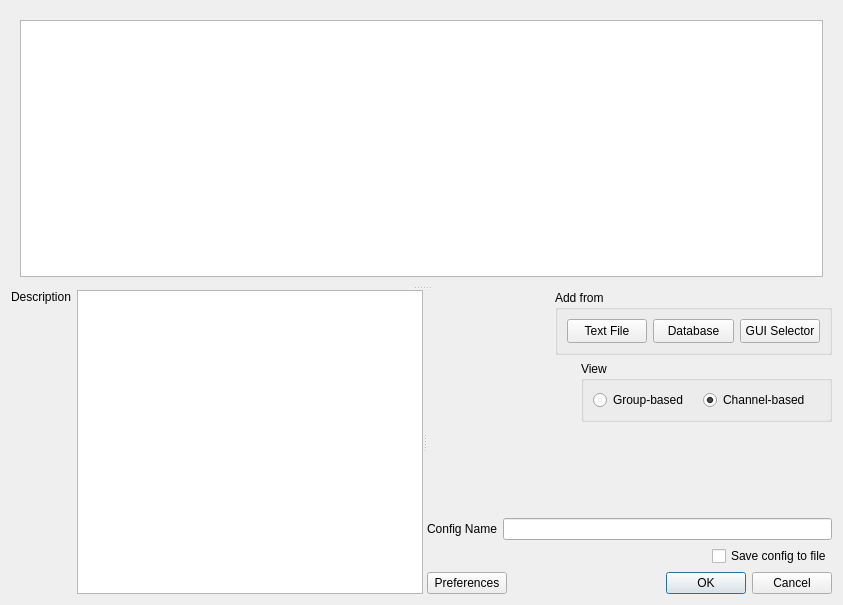
Old version of the form gui/TunerUtils/ui_tunerConfigSetupDialog.ui in the repository NSLS-II/aphla.
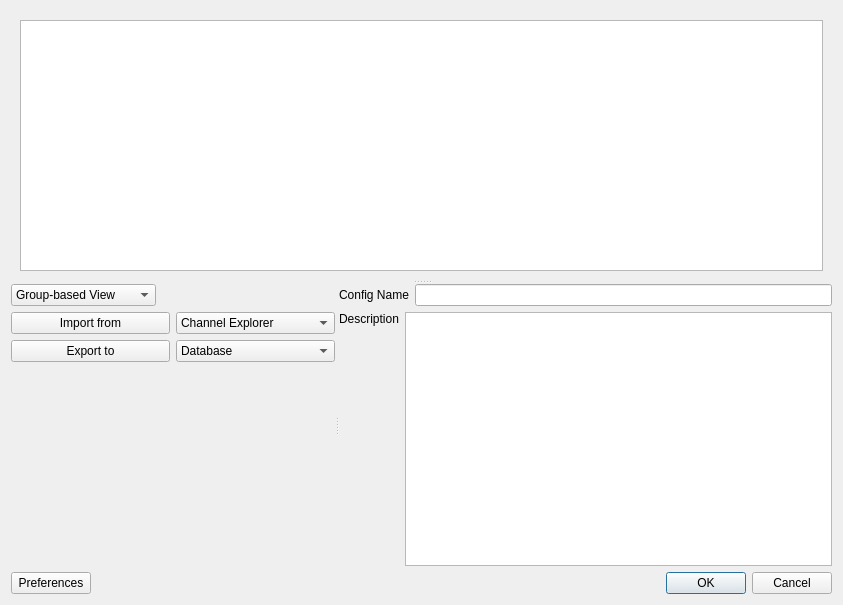
New version of the form.

Commit message: tuner config setup export feature complete

What changed in the file:
```diff
--- a/gui/TunerUtils/ui_tunerConfigSetupDialog.ui
+++ b/gui/TunerUtils/ui_tunerConfigSetupDialog.ui
@@ -13,7 +13,7 @@
   <property name="windowTitle">
    <string>Setup Dialog for Tuner Configuration</string>
   </property>
-  <layout class="QGridLayout" name="gridLayout_5">
+  <layout class="QGridLayout" name="gridLayout_3">
    <item row="0" column="0">
     <widget class="QSplitter" name="splitter_top_bottom">
      <property name="orientation">
@@ -43,25 +43,32 @@
        <enum>Qt::Horizontal</enum>
       </property>
       <widget class="QWidget" name="layoutWidget">
-       <layout class="QHBoxLayout" name="horizontalLayout_5">
+       <layout class="QVBoxLayout" name="verticalLayout_5">
         <item>
-         <layout class="QVBoxLayout" name="verticalLayout">
+         <layout class="QHBoxLayout" name="horizontalLayout_5">
           <item>
-           <widget class="QLabel" name="label_2">
-            <property name="text">
-             <string>Description</string>
-            </property>
+           <widget class="QComboBox" name="comboBox_view">
+            <item>
+             <property name="text">
+              <string>Group-based View</string>
+             </property>
+            </item>
+            <item>
+             <property name="text">
+              <string>Channel-based View</string>
+             </property>
+            </item>
            </widget>
           </item>
           <item>
-           <spacer name="verticalSpacer">
+           <spacer name="horizontalSpacer_2">
             <property name="orientation">
-             <enum>Qt::Vertical</enum>
+             <enum>Qt::Horizontal</enum>
             </property>
             <property name="sizeHint" stdset="0">
              <size>
-              <width>20</width>
-              <height>40</height>
+              <width>40</width>
+              <height>20</height>
              </size>
             </property>
            </spacer>
@@ -69,141 +76,69 @@
          </layout>
         </item>
         <item>
-         <widget class="QTextEdit" name="textEdit"/>
-        </item>
-       </layout>
-      </widget>
-      <widget class="QWidget" name="">
-       <layout class="QVBoxLayout" name="verticalLayout_2">
-        <item>
-         <layout class="QHBoxLayout" name="horizontalLayout">
+         <layout class="QHBoxLayout" name="horizontalLayout_4">
           <item>
-           <spacer name="horizontalSpacer_3">
-            <property name="orientation">
-             <enum>Qt::Horizontal</enum>
-            </property>
-            <property name="sizeHint" stdset="0">
-             <size>
-              <width>40</width>
-              <height>20</height>
-             </size>
-            </property>
-           </spacer>
+           <layout class="QVBoxLayout" name="verticalLayout_4">
+            <item>
+             <widget class="QPushButton" name="pushButton_import">
+              <property name="text">
+               <string>Import from</string>
+              </property>
+             </widget>
+            </item>
+            <item>
+             <widget class="QPushButton" name="pushButton_export">
+              <property name="text">
+               <string>Export to</string>
+              </property>
+             </widget>
+            </item>
+           </layout>
           </item>
           <item>
-           <widget class="QGroupBox" name="groupBox_2">
-            <property name="minimumSize">
-             <size>
-              <width>277</width>
-              <height>61</height>
-             </size>
-            </property>
-            <property name="title">
-             <string>Add from</string>
-            </property>
-            <layout class="QGridLayout" name="gridLayout_4">
-             <item row="0" column="0">
-              <widget class="QPushButton" name="pushButton_add_from_text_file">
-               <property name="minimumSize">
-                <size>
-                 <width>0</width>
-                 <height>24</height>
-                </size>
-               </property>
+           <layout class="QVBoxLayout" name="verticalLayout_3">
+            <item>
+             <widget class="QComboBox" name="comboBox_import">
+              <item>
                <property name="text">
-                <string>Text File</string>
+                <string>Channel Explorer</string>
                </property>
-              </widget>
-             </item>
-             <item row="0" column="1">
-              <widget class="QPushButton" name="pushButton_add_from_database">
-               <property name="minimumSize">
-                <size>
-                 <width>0</width>
-                 <height>24</height>
-                </size>
-               </property>
+              </item>
+              <item>
                <property name="text">
                 <string>Database</string>
                </property>
-              </widget>
-             </item>
-             <item row="0" column="2">
-              <widget class="QPushButton" name="pushButton_add_from_GUI_selector">
-               <property name="minimumSize">
-                <size>
-                 <width>0</width>
-                 <height>24</height>
-                </size>
+              </item>
+              <item>
+               <property name="text">
+                <string>Text File</string>
                </property>
                <property name="text">
-                <string>GUI Selector</string>
+                <string>HDF5 File</string>
                </property>
-              </widget>
-             </item>
-            </layout>
-           </widget>
-          </item>
-         </layout>
-        </item>
-        <item>
-         <layout class="QHBoxLayout" name="horizontalLayout_6">
-          <item>
-           <spacer name="horizontalSpacer_4">
-            <property name="orientation">
-             <enum>Qt::Horizontal</enum>
-            </property>
-            <property name="sizeHint" stdset="0">
-             <size>
-              <width>40</width>
-              <height>20</height>
-             </size>
-            </property>
-           </spacer>
-          </item>
-          <item>
-           <widget class="QGroupBox" name="groupBox">
-            <property name="minimumSize">
-             <size>
-              <width>249</width>
-              <height>57</height>
-             </size>
-            </property>
-            <property name="title">
-             <string>View</string>
-            </property>
-            <layout class="QGridLayout" name="gridLayout_3">
-             <item row="0" column="0">
-              <widget class="QRadioButton" name="radioButton_group_based">
-               <property name="minimumSize">
-                <size>
-                 <width>104</width>
-                 <height>20</height>
-                </size>
+              </item>
+             </widget>
+            </item>
+            <item>
+             <widget class="QComboBox" name="comboBox_export">
+              <item>
+               <property name="text">
+                <string>Database</string>
                </property>
+              </item>
+              <item>
                <property name="text">
-                <string>Group-based</string>
+                <string>Text File</string>
                </property>
-              </widget>
-             </item>
-             <item row="0" column="1">
-              <widget class="QRadioButton" name="radioButton_channel_based">
-               <property name="minimumSize">
-                <size>
-                 <width>117</width>
-                 <height>20</height>
-                </size>
-               </property>
+              </item>
+              <item>
                <property name="text">
-                <string>Channel-based</string>
+                <string>HDF5 File</string>
                </property>
-               <property name="checked">
-                <bool>true</bool>
-               </property>
-              </widget>
-             </item>
-            </layout>
-           </widget>
+              </item>
+             </widget>
+            </item>
+           </layout>
           </item>
          </layout>
         </item>
@@ -220,8 +155,12 @@
           </property>
          </spacer>
         </item>
+       </layout>
+      </widget>
+      <widget class="QWidget" name="layoutWidget">
+       <layout class="QVBoxLayout" name="verticalLayout_2">
         <item>
-         <layout class="QHBoxLayout" name="horizontalLayout_3">
+         <layout class="QHBoxLayout" name="horizontalLayout">
           <item>
            <widget class="QLabel" name="label">
             <property name="text">
@@ -235,60 +174,33 @@
          </layout>
         </item>
         <item>
-         <layout class="QHBoxLayout" name="horizontalLayout_4">
+         <layout class="QHBoxLayout" name="horizontalLayout_3">
           <item>
-           <spacer name="horizontalSpacer_2">
-            <property name="orientation">
-             <enum>Qt::Horizontal</enum>
-            </property>
-            <property name="sizeHint" stdset="0">
-             <size>
-              <width>40</width>
-              <height>20</height>
-             </size>
-            </property>
-           </spacer>
+           <layout class="QVBoxLayout" name="verticalLayout">
+            <item>
+             <widget class="QLabel" name="label_2">
+              <property name="text">
+               <string>Description</string>
+              </property>
+             </widget>
+            </item>
+            <item>
+             <spacer name="verticalSpacer">
+              <property name="orientation">
+               <enum>Qt::Vertical</enum>
+              </property>
+              <property name="sizeHint" stdset="0">
+               <size>
+                <width>20</width>
+                <height>40</height>
+               </size>
+              </property>
+             </spacer>
+            </item>
+           </layout>
           </item>
           <item>
-           <widget class="QCheckBox" name="checkBox_save_config_to_file">
-            <property name="text">
-             <string>Save config to file</string>
-            </property>
-           </widget>
-          </item>
-         </layout>
-        </item>
-        <item>
-         <layout class="QHBoxLayout" name="horizontalLayout_2">
-          <item>
-           <widget class="QPushButton" name="pushButton_preferences">
-            <property name="text">
-             <string>Preferences</string>
-            </property>
-           </widget>
-          </item>
-          <item>
-           <spacer name="horizontalSpacer">
-            <property name="orientation">
-             <enum>Qt::Horizontal</enum>
-            </property>
-            <property name="sizeHint" stdset="0">
-             <size>
-              <width>40</width>
-              <height>20</height>
-             </size>
-            </property>
-           </spacer>
-          </item>
-          <item>
-           <widget class="QDialogButtonBox" name="buttonBox">
-            <property name="orientation">
-             <enum>Qt::Horizontal</enum>
-            </property>
-            <property name="standardButtons">
-             <set>QDialogButtonBox::Cancel|QDialogButtonBox::Ok</set>
-            </property>
-           </widget>
+           <widget class="QTextEdit" name="textEdit"/>
           </item>
          </layout>
         </item>
@@ -297,6 +209,40 @@
      </widget>
     </widget>
    </item>
+   <item row="1" column="0">
+    <layout class="QHBoxLayout" name="horizontalLayout_2">
+     <item>
+      <widget class="QPushButton" name="pushButton_preferences">
+       <property name="text">
+        <string>Preferences</string>
+       </property>
+      </widget>
+     </item>
+     <item>
+      <spacer name="horizontalSpacer">
+       <property name="orientation">
+        <enum>Qt::Horizontal</enum>
+       </property>
+       <property name="sizeHint" stdset="0">
+        <size>
+         <width>40</width>
+         <height>20</height>
+        </size>
+       </property>
+      </spacer>
+     </item>
+     <item>
+      <widget class="QDialogButtonBox" name="buttonBox">
+       <property name="orientation">
+        <enum>Qt::Horizontal</enum>
+       </property>
+       <property name="standardButtons">
+        <set>QDialogButtonBox::Cancel|QDialogButtonBox::Ok</set>
+       </property>
+      </widget>
+     </item>
+    </layout>
+   </item>
   </layout>
  </widget>
  <resources/>
```
Left out of the diff: 2 changed lines with no effect on the pictures. The commit also changes 6 other files.
